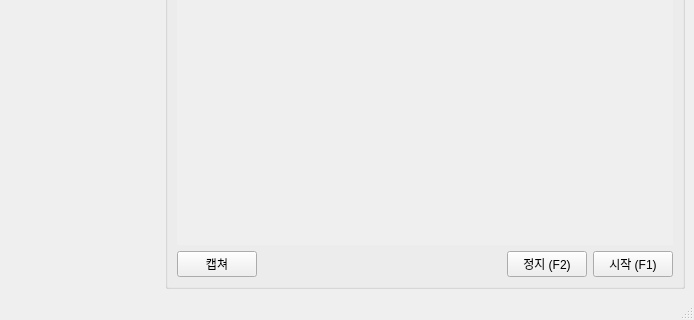
gyuha/capture-macro2, file ui/main_window.ui: the form before one commit; both pictures show x 0 to 694 and y 470 to 790 of the 694 by 790 pixel window.
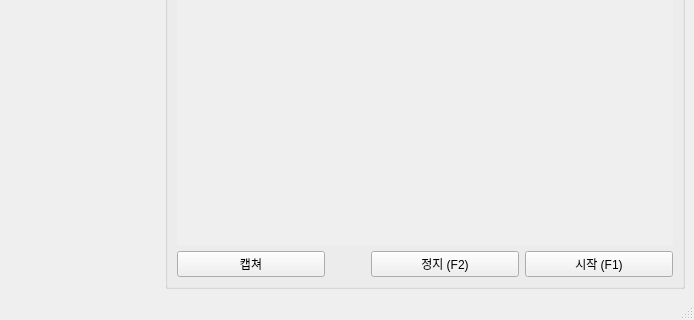
The form after the commit. Custom widgets are drawn as their Qt base class.

Commit message: 설정 저장 제작

```diff
--- a/ui/main_window.ui
+++ b/ui/main_window.ui
@@ -88,6 +88,7 @@
            </property>
            <property name="font">
             <font>
+             <weight>50</weight>
              <bold>false</bold>
             </font>
            </property>
@@ -98,9 +99,6 @@
          </item>
          <item>
           <spacer name="horizontalSpacer_3">
-           <property name="orientation">
-            <enum>Qt::Orientation::Horizontal</enum>
-           </property>
            <property name="sizeHint" stdset="0">
             <size>
              <width>40</width>
@@ -119,6 +117,7 @@
            </property>
            <property name="font">
             <font>
+             <weight>50</weight>
              <bold>false</bold>
             </font>
            </property>
@@ -137,6 +136,7 @@
            </property>
            <property name="font">
             <font>
+             <weight>50</weight>
              <bold>false</bold>
             </font>
            </property>
```
Left out of the diff: 12 changed lines with no effect on the pictures. The commit also changes 2 other files.
